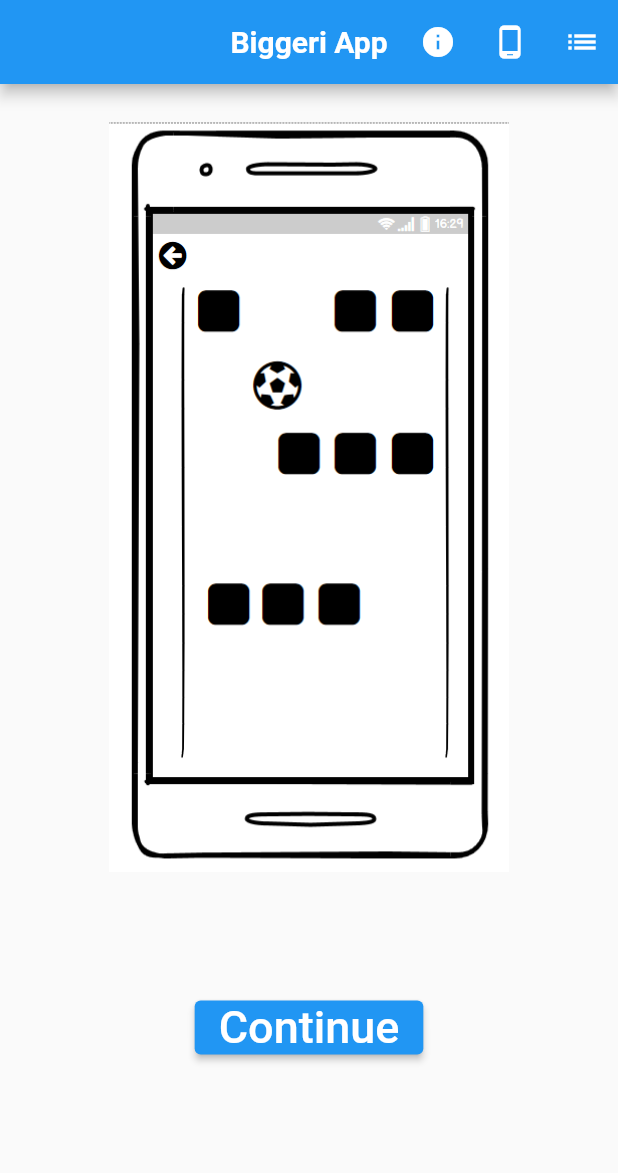
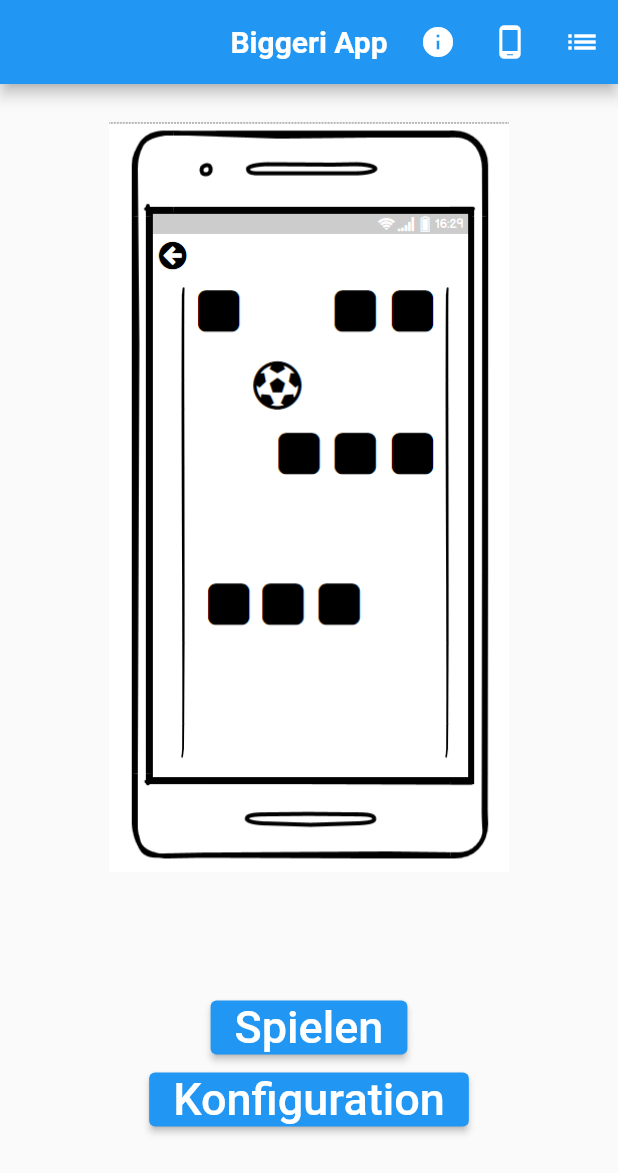
Before and after one commit to arbias12/ball2, a Flutter app: the screen it shows after launch, on a phone screen of 412 x 824 dp. Shown: the top 1173 px of the screen. Run offline on Flutter 3.47's test engine with Material 2 defaults, Android fonts, the phone set to English and light mode, and no system bars; our stand-ins replace sensors_plus; missing offline and left inert: shake.

Commit message:
Erweiterungen grösstenteils

```diff
--- a/lib/main.dart
+++ b/lib/main.dart
@@ -1,14 +1,14 @@
-import 'package:ball2/pages/game.dart';
+import 'package:ball2/pages/hauptmenu.dart';
 import 'package:flutter/material.dart';
 import 'package:provider/provider.dart';    //im pubspec.yaml geändert!
 
 import 'package:ball2/model/spieler.dart';
-import 'package:ball2/pages/spieler_page.dart';
+import 'package:ball2/pages/koordinaten.dart';
 
 void main() {
   //initialize data
   AlleSpieler data = AlleSpieler();
-  runApp(SpielerApp(data));  //= new CookieApp()
+  runApp(SpielerApp(data));
 }
 
 class SpielerApp extends StatelessWidget{
@@ -25,7 +25,7 @@ class SpielerApp extends StatelessWidget{
             theme: ThemeData(
               primarySwatch: Colors.blue,
             ),
-            home: GamePage()
+            home: KonfigurationsPage()
         )
     );
   }
--- a/lib/pages/game.dart
+++ b/lib/pages/hauptmenu.dart
@@ -1,5 +1,6 @@
 
-import 'package:ball2/pages/auswahl2.dart';
+import 'package:ball2/pages/game.dart';
+import 'package:ball2/pages/konfiguration.dart';
 import 'package:ball2/pages/info.dart';
 import 'package:ball2/pages/list.dart';
 import 'package:ball2/pages/spiel.dart';
@@ -8,15 +9,15 @@ import 'package:flutter/material.dart';
 import 'package:provider/provider.dart';
 
 import 'package:ball2/model/spieler.dart';
-import 'package:ball2/pages/spieler_page.dart';
+import 'package:ball2/pages/koordinaten.dart';
 
-class GamePage extends StatefulWidget {
+class KonfigurationsPage extends StatefulWidget {
   @override
-  _GamePageState createState() => _GamePageState();
+  _KonfigurationsPageState createState() => _KonfigurationsPageState();
 
 }
 
-class _GamePageState extends State<GamePage>{
+class _KonfigurationsPageState extends State<KonfigurationsPage>{
   forceRedraw() {
     setState(() => {});
   }
@@ -76,7 +77,18 @@ class _GamePageState extends State<GamePage>{
             ButtonTheme(
               minWidth: MediaQuery.of(context).size.width * 0.7,
               buttonColor: Theme.of(context).primaryColorLight,
-              child: ElevatedButton(
+              child: Column(children:[
+                  ElevatedButton(
+                    onPressed: () {
+                      Navigator.push(context,
+                          MaterialPageRoute(builder: (context) {
+                            return GamePage();
+                          })
+                      );
+                    },
+                    child: Text("Spielen", style: TextStyle(fontSize: 30),),
+                  ),
+                ElevatedButton(
                   onPressed: () {
                     Navigator.push(context,
                         MaterialPageRoute(builder: (context) {
@@ -84,7 +96,9 @@ class _GamePageState extends State<GamePage>{
                         })
                     );
                   },
-                child: Text("Continue", style: TextStyle(fontSize: 30),),
+                  child: Text("Konfiguration", style: TextStyle(fontSize: 30),),
+                )
+            ]
               ),
             ),
 
```
Also changed, not shown: lib/pages/koordinaten.dart (renamed from lib/pages/spieler_page.dart). Lines whose indentation alone changed are shown as unchanged.
